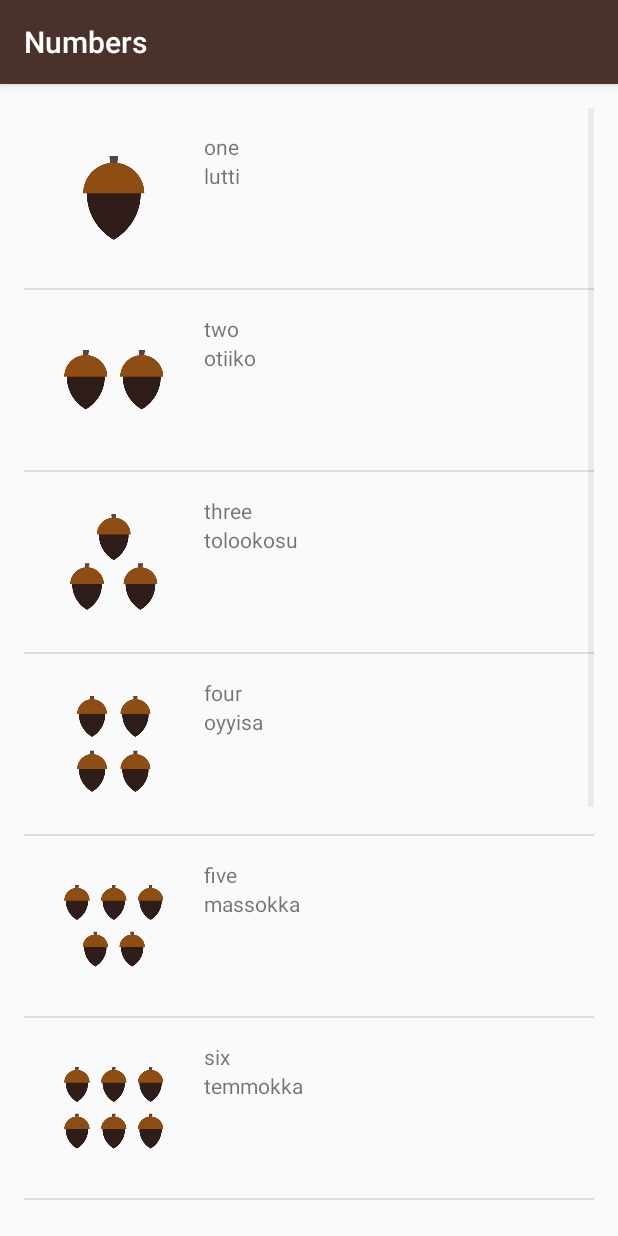
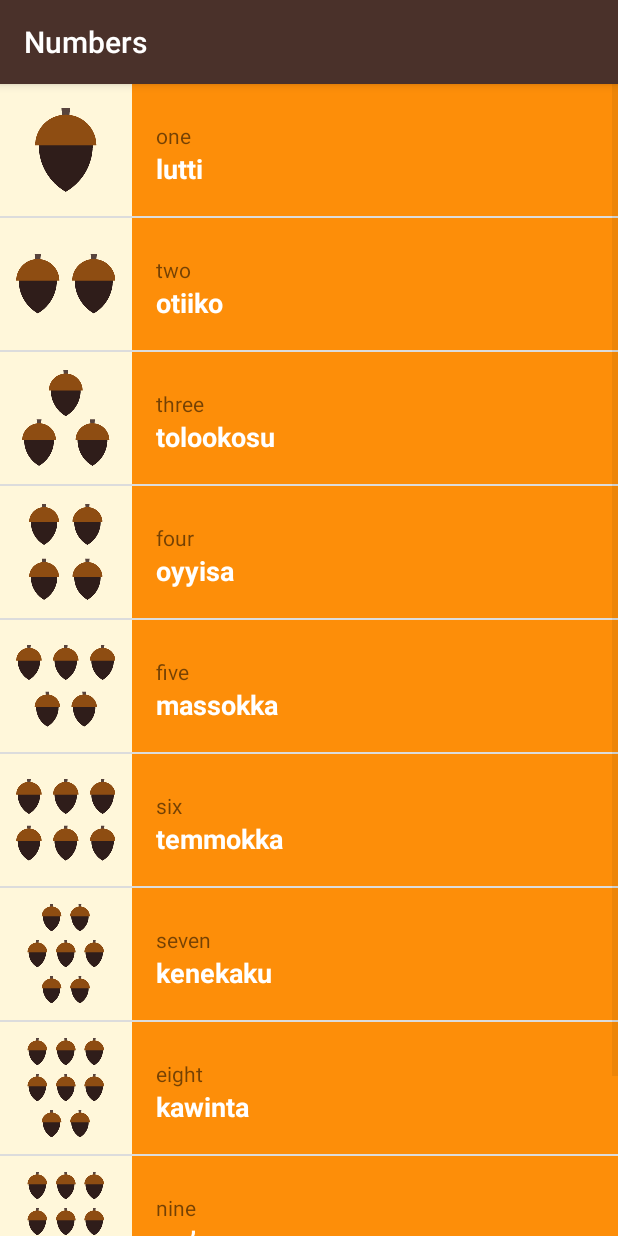
Before and after one commit to shiva11499/Miwok-App, an Android app: the NumbersActivity screen opened directly, with no data from a screen before it, on a phone screen of 412 x 824 dp. Run offline under Robolectric (Android 15) with nearby library versions, the phone set to English and light mode, and no system bars.

Commit message:
UI changes

```diff
--- a/app/src/main/java/com/example/android/miwok/NumbersActivity.java
+++ b/app/src/main/java/com/example/android/miwok/NumbersActivity.java
@@ -28,7 +28,7 @@ public class NumbersActivity extends AppCompatActivity {
 
         // Create an {@link WordAdapter}, whose data source is a list of {@link Word}s. The
         // adapter knows how to create list items for each item in the list.
-        WordAdapter adapter = new WordAdapter(this, words);
+        WordAdapter adapter = new WordAdapter(this, words, R.color.category_numbers);
 
         // Find the {@link ListView} object in the view hierarchy of the {@link Activity}.
         // There should be a {@link ListView} with the view ID called list, which is declared in the
--- a/app/src/main/java/com/example/android/miwok/WordAdapter.java
+++ b/app/src/main/java/com/example/android/miwok/WordAdapter.java
@@ -22,7 +22,7 @@ public class WordAdapter extends ArrayAdapter<Word>  {
      * @param context is the current context (i.e. Activity) that the adapter is being created in.
      * @param words is the list of {@link Word}s to be displayed.
      */
-    public WordAdapter(Context context, ArrayList<Word> words) {
+    public WordAdapter(Context context, ArrayList<Word> words, int colorResourceId) {
         super(context, 0, words);
     }
 
--- a/app/src/main/res/layout/list_item.xml
+++ b/app/src/main/res/layout/list_item.xml
@@ -1,33 +1,41 @@
 <LinearLayout xmlns:android="http://schemas.android.com/apk/res/android"
     xmlns:tools="http://schemas.android.com/tools"
     android:layout_width="match_parent"
-    android:layout_height="match_parent"
+    android:layout_height="wrap_content"
     android:orientation="horizontal"
-    android:padding="16dp">
+    android:minHeight="@dimen/list_item_height"
+    android:background="@color/tan_background">
 
     <ImageView
         android:id="@+id/image"
-        android:layout_width="wrap_content"
-        android:layout_height="wrap_content"
-        android:src="@mipmap/ic_launcher"/>
+        android:layout_width="@dimen/list_item_height"
+        android:layout_height="@dimen/list_item_height" />
 
     <LinearLayout
         android:layout_width="match_parent"
         android:layout_height="match_parent"
         android:orientation="vertical"
-        android:paddingLeft="16dp">
+        android:paddingLeft="16dp"
+        android:background="@color/category_numbers">
 
     <TextView
         android:id="@+id/default_text_view"
         android:layout_width="match_parent"
-        android:layout_height="wrap_content"
+        android:layout_height="0dp"
+        android:layout_weight="1"
+        android:gravity="bottom"
         tools:text="one" />
 
     <TextView
         android:id="@+id/miwok_text_view"
         android:layout_width="match_parent"
-        android:layout_height="wrap_content"
-        tools:text="lutti" />
+        android:layout_height="0dp"
+        android:layout_weight="1"
+        tools:text="lutti"
+        android:gravity="top"
+        android:textStyle="bold"
+        android:textAppearance="?android:textAppearanceMedium"
+        android:textColor="@android:color/white"/>
 
     </LinearLayout>
 
--- a/app/src/main/res/layout/word_list.xml
+++ b/app/src/main/res/layout/word_list.xml
@@ -5,8 +5,4 @@
     android:orientation="vertical"
     android:layout_width="match_parent"
     android:layout_height="match_parent"
-    android:paddingBottom="@dimen/activity_vertical_margin"
-    android:paddingLeft="@dimen/activity_horizontal_margin"
-    android:paddingRight="@dimen/activity_horizontal_margin"
-    android:paddingTop="@dimen/activity_vertical_margin"
     tools:context="com.example.android.miwok.NumbersActivity"/>
--- a/app/src/main/res/values/dimens.xml
+++ b/app/src/main/res/values/dimens.xml
@@ -15,7 +15,4 @@
 <resources>
     <!-- Height of each list item -->
     <dimen name="list_item_height">88dp</dimen>
-    <!-- Default screen margins, per the Android Design guidelines. -->
-    <dimen name="activity_horizontal_margin">16dp</dimen>
-    <dimen name="activity_vertical_margin">16dp</dimen>
 </resources>
```
